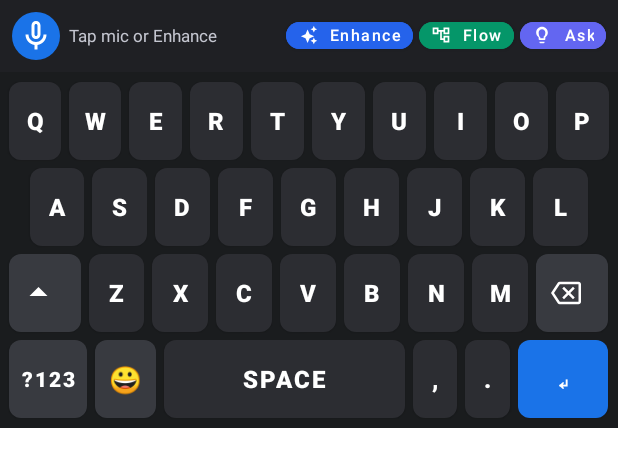
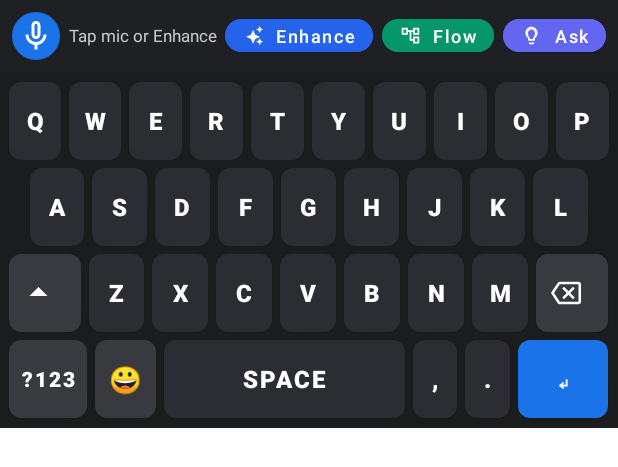
Before and after one commit to manas-dange/Cothink-flowchart, an Android app: the layout keyboard_view.xml on its own in the app's theme, with its tools: preview values and no code run, on a phone screen of 412 x 824 dp. Shown: the top 467 px of the screen. Run offline under Robolectric (Android 15) with nearby library versions, the phone set to English and light mode, and no system bars.

Commit message:
Release v1.5.3

```diff
--- a/app/src/main/AndroidManifest.xml
+++ b/app/src/main/AndroidManifest.xml
@@ -8,6 +8,9 @@
     <queries>
         <intent>
             <action android:name="android.speech.RecognitionService" />
+        </intent>
+        <intent>
+            <action android:name="android.intent.action.TTS_SERVICE" />
         </intent>
     </queries>
 
--- a/app/src/main/res/layout/keyboard_view.xml
+++ b/app/src/main/res/layout/keyboard_view.xml
@@ -57,18 +57,18 @@
                 <com.google.android.material.button.MaterialButton
                     android:id="@+id/btn_enhance"
                     android:layout_width="wrap_content"
-                    android:layout_height="30dp"
-                    android:layout_marginEnd="4dp"
-                    android:paddingHorizontal="8dp"
+                    android:layout_height="34dp"
+                    android:layout_marginEnd="6dp"
+                    android:paddingHorizontal="12dp"
                     android:paddingVertical="0dp"
                     android:text="Enhance"
-                    android:textSize="10.5sp"
+                    android:textSize="12sp"
                     android:textAllCaps="false"
                     android:textColor="@color/white"
                     app:icon="@drawable/ic_sparkle"
-                    app:iconSize="13dp"
+                    app:iconSize="14dp"
                     app:iconTint="@color/white"
-                    app:cornerRadius="15dp"
+                    app:cornerRadius="17dp"
                     android:backgroundTint="#2563EB"
                     android:minWidth="0dp"
                     android:minHeight="0dp" />
@@ -76,18 +76,18 @@
                 <com.google.android.material.button.MaterialButton
                     android:id="@+id/btn_demo"
                     android:layout_width="wrap_content"
-                    android:layout_height="30dp"
-                    android:layout_marginEnd="4dp"
-                    android:paddingHorizontal="8dp"
+                    android:layout_height="34dp"
+                    android:layout_marginEnd="6dp"
+                    android:paddingHorizontal="12dp"
                     android:paddingVertical="0dp"
                     android:text="Flow"
-                    android:textSize="10.5sp"
+                    android:textSize="12sp"
                     android:textAllCaps="false"
                     android:textColor="@color/white"
                     app:icon="@drawable/ic_flow"
-                    app:iconSize="13dp"
+                    app:iconSize="14dp"
                     app:iconTint="@color/white"
-                    app:cornerRadius="15dp"
+                    app:cornerRadius="17dp"
                     android:backgroundTint="#059669"
                     android:minWidth="0dp"
                     android:minHeight="0dp" />
@@ -95,17 +95,17 @@
                 <com.google.android.material.button.MaterialButton
                     android:id="@+id/btn_ask"
                     android:layout_width="wrap_content"
-                    android:layout_height="30dp"
-                    android:paddingHorizontal="8dp"
+                    android:layout_height="34dp"
+                    android:paddingHorizontal="12dp"
                     android:paddingVertical="0dp"
                     android:text="Ask"
-                    android:textSize="10.5sp"
+                    android:textSize="12sp"
                     android:textAllCaps="false"
                     android:textColor="@color/white"
                     app:icon="@drawable/ic_lightbulb"
-                    app:iconSize="13dp"
+                    app:iconSize="14dp"
                     app:iconTint="@color/white"
-                    app:cornerRadius="15dp"
+                    app:cornerRadius="17dp"
                     android:backgroundTint="#6366F1"
                     android:minWidth="0dp"
                     android:minHeight="0dp" />
@@ -506,11 +506,11 @@
         <!-- Header -->
         <LinearLayout
             android:layout_width="match_parent"
-            android:layout_height="32dp"
+            android:layout_height="42dp"
             android:gravity="center_vertical"
             android:orientation="horizontal"
             android:paddingHorizontal="4dp"
-            android:paddingBottom="4dp">
+            android:paddingBottom="2dp">
 
             <ImageView
                 android:layout_width="18dp"
@@ -529,18 +529,18 @@
                 android:textSize="13sp"
                 android:fontFamily="sans-serif-medium" />
 
-            <!-- Mode Switch Chips -->
+            <!-- Mode Switch Chips (Enlarged to match 34dp buttons) -->
             <com.google.android.material.button.MaterialButton
                 android:id="@+id/btn_mode_quick"
                 android:layout_width="wrap_content"
-                android:layout_height="28dp"
-                android:paddingHorizontal="10dp"
+                android:layout_height="34dp"
+                android:paddingHorizontal="13dp"
                 android:paddingVertical="0dp"
                 android:text="Quick"
-                android:textSize="11sp"
+                android:textSize="12sp"
                 android:textAllCaps="false"
                 android:textColor="@color/white"
-                app:cornerRadius="14dp"
+                app:cornerRadius="17dp"
                 android:backgroundTint="#4F46E5"
                 android:minWidth="0dp"
                 android:minHeight="0dp" />
@@ -548,24 +548,24 @@
             <com.google.android.material.button.MaterialButton
                 android:id="@+id/btn_mode_live"
                 android:layout_width="wrap_content"
-                android:layout_height="28dp"
-                android:layout_marginStart="4dp"
+                android:layout_height="34dp"
+                android:layout_marginStart="6dp"
                 android:layout_marginEnd="6dp"
-                android:paddingHorizontal="10dp"
+                android:paddingHorizontal="13dp"
                 android:paddingVertical="0dp"
                 android:text="Live Voice"
-                android:textSize="11sp"
+                android:textSize="12sp"
                 android:textAllCaps="false"
                 android:textColor="#94A3B8"
-                app:cornerRadius="14dp"
+                app:cornerRadius="17dp"
                 android:backgroundTint="#2D3035"
                 android:minWidth="0dp"
                 android:minHeight="0dp" />
 
             <ImageButton
                 android:id="@+id/btn_close_brainstorm"
-                android:layout_width="28dp"
-                android:layout_height="28dp"
+                android:layout_width="32dp"
+                android:layout_height="32dp"
                 android:background="?attr/selectableItemBackgroundBorderless"
                 android:contentDescription="Close"
                 android:src="@drawable/ic_close"
```
Also changed, not shown: app/src/main/java/com/cothink/keyboard/service/CothinkInputMethodService.kt (+134 -15 lines).
